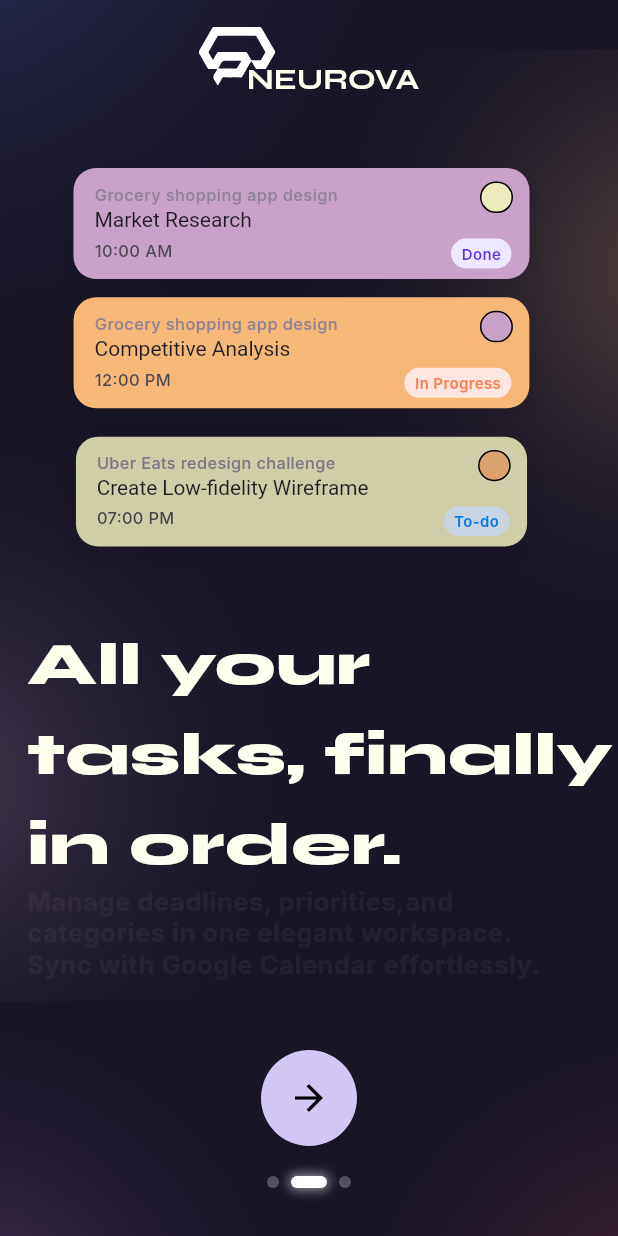
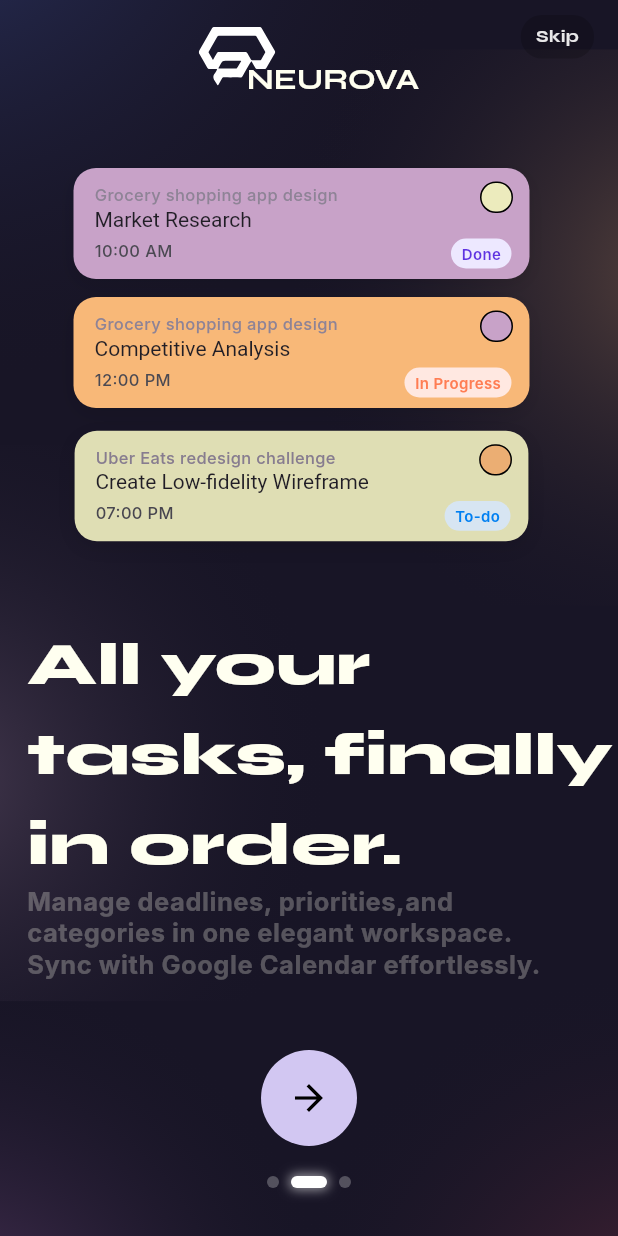
Before and after one commit to Rezouali-Imane/NeuroVa, a Flutter app: the screen it shows after launch, after a tap on the "arrow forward" icon, on a phone screen of 412 x 824 dp. Run offline on Flutter 3.47's test engine with Material 3 defaults, Android fonts, the phone set to English and light mode, and no system bars; our stand-ins replace dio, flutter_chat_bubble, flutter_riverpod, flutter_secure_storage, flutter_svg, go_router and 1 more; Roboto replaces fonts that are missing (Inter, Lexend Deca).

Commit message:
tune onboarding transitions and chat bubble timing

```diff
--- a/neurova_app/lib/features/onboarding/chat_bubbles.dart
+++ b/neurova_app/lib/features/onboarding/chat_bubbles.dart
@@ -43,7 +43,7 @@
     super.initState();
     _entranceController = AnimationController(
       vsync: this,
-      duration: const Duration(milliseconds: 1300),
+      duration: const Duration(milliseconds: 850),
     );
     WidgetsBinding.instance.addPostFrameCallback((_) => _startEntrance());
   }
@@ -254,7 +254,7 @@
     );
     _appearController = AnimationController(
       vsync: this,
-      duration: const Duration(milliseconds: 900),
+      duration: const Duration(milliseconds: 600),
     );
     WidgetsBinding.instance.addPostFrameCallback((_) => _startTypingSequence());
   }
--- a/neurova_app/lib/features/onboarding/onboarding3.dart
+++ b/neurova_app/lib/features/onboarding/onboarding3.dart
@@ -79,7 +79,6 @@
         child: SafeArea(
           child: Stack(
             children: [
-              // Logo + NEUROVA text (match onboarding2)
               Positioned(
                 left: MediaQuery.of(context).size.width / 2 - 147 / 2,
                 top: 18,
@@ -121,8 +120,6 @@
                   ),
                 ),
               ),
-              // Chat message bubbles (custom Flutter widgets for animation)
-              // First message (left, dark, with tail)
               Positioned(
                 left: 50,
                 top: 142,
@@ -133,7 +130,6 @@
                   delay: Duration.zero,
                 ),
               ),
-              // Second message (right, purple, with tail)
               Positioned(
                 right: 50,
                 top: 262,
@@ -141,22 +137,18 @@
                   text: "Can you make me a 7-day\n study plan?",
                   time: '1:43',
                   isMe: true,
-                  delay: Duration(milliseconds: 1100),
+                  delay: Duration(milliseconds: 700),
                 ),
               ),
-              // Typing indicator (left, three dots)
               Positioned(
                 left: 50,
                 top: 362,
                 child: TypingBubble(
-                  delay: Duration(milliseconds: 2300),
+                  delay: Duration(milliseconds: 1300),
                 ),
               ),
-              // Big text (201px above indicator, 424px below NEUROVA text)
               Positioned(
                 left: 19,
-                // NEUROVA text top (18) + height (48) + 424 = 490
-                // or indicator top - 201
                 top: 18 + 48 + 424,
                 child: SizedBox(
                   width: 411,
@@ -167,7 +159,7 @@
                       style: TextStyle(
                         color: Color(0xFFFFFFF0),
                         fontFamily: 'Syne',
-                        fontWeight: FontWeight.w800, // ExtraBold
+                        fontWeight: FontWeight.w800,
                         fontStyle: FontStyle.normal,
                         fontSize: 50,
                         height: 40 / 50,
@@ -189,7 +181,7 @@
                       style: TextStyle(
                         color: Color(0xFFFFFFF0),
                         fontFamily: 'Inter',
-                        fontWeight: FontWeight.w700, // Bold
+                        fontWeight: FontWeight.w700,
                         fontSize: 17,
                         height: 20 / 16,
                         letterSpacing: 0.35,
@@ -198,7 +190,6 @@
                   ),
                 ),
               ),
-              // ...existing code...
             ],
           ),
         ),
--- a/neurova_app/lib/features/onboarding/onboarding_page.dart
+++ b/neurova_app/lib/features/onboarding/onboarding_page.dart
@@ -1,5 +1,3 @@
-import 'dart:ui';
-
 import 'package:flutter/material.dart';
 import 'onboarding1.dart';
 import 'onboarding2.dart';
@@ -15,26 +13,14 @@
 }
 
 class _OnboardingPageState extends State<OnboardingPage> {
-  late final PageController _pageController;
   int _currentPage = 0;
 
-  @override
-  void initState() {
-    super.initState();
-    _pageController = PageController();
+  void _goNextPage() {
+    if (_currentPage < 3) {
+      setState(() {
+        _currentPage += 1;
+      });
     }
-
-  @override
-  void dispose() {
-    _pageController.dispose();
-    super.dispose();
-  }
-
-  void _goNextPage() {
-    _pageController.nextPage(
-      duration: const Duration(milliseconds: 700),
-      curve: Curves.easeInOutCubic,
-    );
   }
 
   Widget _buildPage(int index) {
@@ -55,6 +41,39 @@
     Navigator.push(
       context,
       MaterialPageRoute(builder: (context) => const SignupPage()),
+    );
+  }
+
+  Widget _buildSkipButton() {
+    return SafeArea(
+      child: Padding(
+        padding: const EdgeInsets.only(top: 10, right: 16),
+        child: Align(
+          alignment: Alignment.topRight,
+          child: TextButton(
+            onPressed: _goGetStarted,
+            style: TextButton.styleFrom(
+              minimumSize: Size.zero,
+              tapTargetSize: MaterialTapTargetSize.shrinkWrap,
+              padding: const EdgeInsets.symmetric(horizontal: 10, vertical: 6),
+              foregroundColor: Colors.white.withValues(alpha: 0.9),
+              backgroundColor: Colors.black.withValues(alpha: 0.18),
+              shape: RoundedRectangleBorder(
+                borderRadius: BorderRadius.circular(14),
+              ),
+            ),
+            child: const Text(
+              'Skip',
+              style: TextStyle(
+                fontSize: 12,
+                fontFamily: 'Syne',
+                fontWeight: FontWeight.w700,
+                letterSpacing: 0.2,
+              ),
+            ),
+          ),
+        ),
+      ),
     );
   }
 
@@ -160,54 +179,26 @@
     return Scaffold(
       body: Stack(
         children: [
-          PageView.builder(
-            controller: _pageController,
-            physics: const BouncingScrollPhysics(),
-            itemCount: 4,
-            onPageChanged: (page) {
-              setState(() {
-                _currentPage = page;
-              });
-            },
-            itemBuilder: (context, index) {
-              return AnimatedBuilder(
-                animation: _pageController,
-                builder: (context, child) {
-                  final page = _pageController.hasClients &&
-                          _pageController.page != null
-                      ? _pageController.page!
-                      : _pageController.initialPage.toDouble();
-
-                  final delta = page - index;
-                  final absDelta = delta.abs().clamp(0.0, 1.0);
-                  final scale = (1.0 - (absDelta * 0.07)).clamp(0.93, 1.0).toDouble();
-                  final opacity = (1.0 - absDelta).clamp(0.0, 1.0).toDouble();
-                  final translateX =
-                      delta * MediaQuery.of(context).size.width * (delta > 0 ? 1.0 : 0.25);
-                  final blur = absDelta * 3.0;
-
-                  return Opacity(
-                    opacity: opacity,
-                    child: Transform.translate(
-                      offset: Offset(translateX, 0),
-                      child: Transform.scale(
-                        scale: scale,
-                        alignment: Alignment.center,
-                        child: ImageFiltered(
-                          imageFilter: ImageFilter.blur(
-                            sigmaX: blur,
-                            sigmaY: blur,
-                          ),
+          AnimatedSwitcher(
+            duration: const Duration(milliseconds: 520),
+            switchInCurve: Curves.easeOutCubic,
+            switchOutCurve: Curves.easeInCubic,
+            transitionBuilder: (child, animation) {
+              return FadeTransition(
+                opacity: animation,
+                child: ScaleTransition(
+                  scale: Tween<double>(begin: 0.985, end: 1.0).animate(animation),
                   child: child,
-                        ),
-                      ),
                 ),
               );
             },
-                child: _buildPage(index),
-              );
-            },
+            child: KeyedSubtree(
+              key: ValueKey<int>(_currentPage),
+              child: _buildPage(_currentPage),
             ),
+          ),
+          if (_currentPage < 3) _buildSkipButton(),
+          if (_currentPage < 3)
             Align(
               alignment: Alignment.bottomCenter,
               child: IgnorePointer(
@@ -216,8 +207,8 @@
                   mainAxisSize: MainAxisSize.min,
                   children: [
                     _buildBottomButton(),
-                  if (_currentPage < 3) const SizedBox(height: 20),
-                  if (_currentPage < 3) _buildDotsIndicator(),
+                    const SizedBox(height: 20),
+                    _buildDotsIndicator(),
                     const SizedBox(height: 32),
                   ],
                 ),
```
Lines whose indentation alone changed are shown as unchanged.
